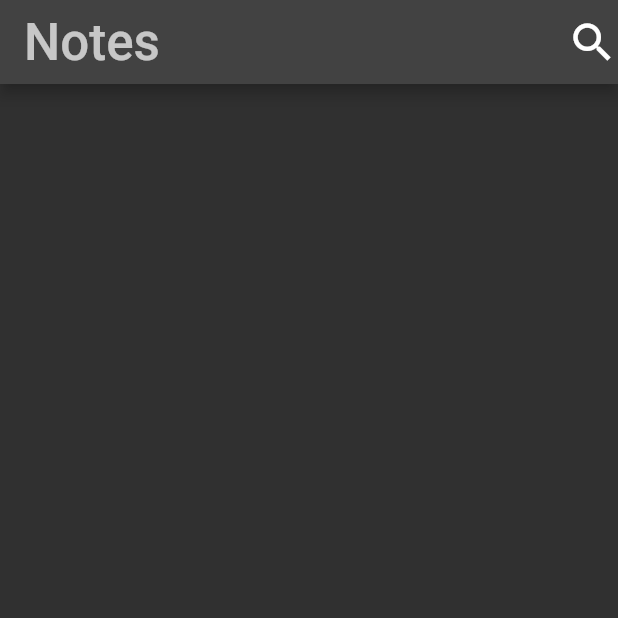
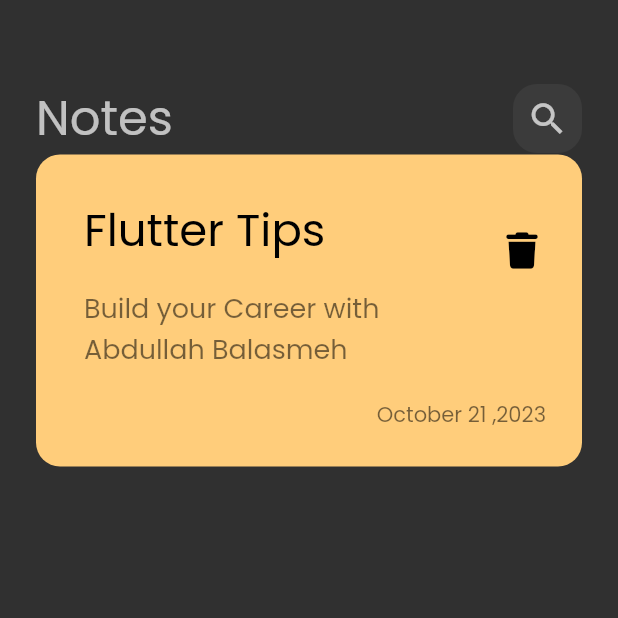
Before and after one commit to Abdullah-Balasmeh/notes_app, a Flutter app: the screen it shows after launch, on a phone screen of 412 x 824 dp, the top half of it. Run offline on Flutter 3.47's test engine with Material 2 defaults, Android fonts, the phone set to English and light mode, and no system bars; our stand-ins replace font_awesome_flutter.

Commit message:
NotesItem

```diff
--- a/lib/main.dart
+++ b/lib/main.dart
@@ -13,7 +13,7 @@ class NotesApp extends StatelessWidget {
   Widget build(BuildContext context) {
     return MaterialApp(
       debugShowCheckedModeBanner: false,
-      theme: ThemeData.dark(),
+      theme: ThemeData(brightness: Brightness.dark, fontFamily: 'Poppins'),
       home: NotesViews(),
     );
   }
--- a/lib/views/notes_view.dart
+++ b/lib/views/notes_view.dart
@@ -1,23 +1,13 @@
 import 'package:flutter/material.dart';
+import 'package:notesapp/widgets/notesview_body.dart';
 
 class NotesViews extends StatelessWidget {
   const NotesViews({super.key});
 
   @override
   Widget build(BuildContext context) {
-    return Scaffold(
-      appBar: AppBar(
-        title: const Text(
-          'Notes',
-          style: TextStyle(color: Colors.white70, fontSize: 34),
-        ),
-        actions: [
-          Icon(
-            Icons.search,
-            size: 34,
-          )
-        ],
-      ),
+    return const Scaffold(
+      body: NotesViewsBody(),
     );
   }
 }
--- /dev/null
+++ b/lib/widgets/custom_appbar.dart
@@ -0,0 +1,23 @@
+import 'package:flutter/material.dart';
+import 'package:notesapp/widgets/cutom_search_icon.dart';
+
+class CutsomAppBar extends StatelessWidget {
+  const CutsomAppBar({super.key});
+
+  @override
+  Widget build(BuildContext context) {
+    return const Row(
+      children: [
+        Text(
+          'Notes',
+          style: TextStyle(
+            color: Colors.white70,
+            fontSize: 32,
+          ),
+        ),
+        Spacer(),
+        CustomSearchIcon()
+      ],
+    );
+  }
+}
--- /dev/null
+++ b/lib/widgets/custom_note_item.dart
@@ -0,0 +1,52 @@
+import 'package:flutter/material.dart';
+import 'package:font_awesome_flutter/font_awesome_flutter.dart';
+
+class NotesItem extends StatelessWidget {
+  const NotesItem({super.key});
+
+  @override
+  Widget build(BuildContext context) {
+    return Container(
+      padding: const EdgeInsets.only(
+        top: 24,
+        bottom: 24,
+        left: 16,
+      ),
+      decoration: BoxDecoration(
+        color: const Color(0xffFFCD7B),
+        borderRadius: BorderRadius.circular(16),
+      ),
+      child: Column(
+        crossAxisAlignment: CrossAxisAlignment.end,
+        children: [
+          ListTile(
+            title: const Text(
+              'Flutter Tips',
+              style: TextStyle(color: Colors.black, fontSize: 30),
+            ),
+            subtitle: const Padding(
+              padding: EdgeInsets.only(top: 16),
+              child: Text(
+                'Build your Career with Abdullah Balasmeh',
+                style: TextStyle(color: Colors.black54, fontSize: 18),
+              ),
+            ),
+            trailing: IconButton(
+              onPressed: () {},
+              icon: const Icon(
+                FontAwesomeIcons.trash,
+                color: Colors.black,
+                size: 24,
+              ),
+            ),
+          ),
+          const Padding(
+            padding: EdgeInsets.only(right: 24, top: 16),
+            child: Text('October 21 ,2023',
+                style: TextStyle(color: Colors.black54)),
+          )
+        ],
+      ),
+    );
+  }
+}
--- /dev/null
+++ b/lib/widgets/cutom_search_icon.dart
@@ -0,0 +1,23 @@
+import 'package:flutter/material.dart';
+
+class CustomSearchIcon extends StatelessWidget {
+  const CustomSearchIcon({super.key});
+
+  @override
+  Widget build(BuildContext context) {
+    return Container(
+      height: 46,
+      width: 46,
+      decoration: BoxDecoration(
+          color: Colors.white.withOpacity(.05),
+          borderRadius: BorderRadius.circular(16)),
+      child: const Center(
+        child: Icon(
+          Icons.search,
+          size: 28,
+          color: Colors.white70,
+        ),
+      ),
+    );
+  }
+}
--- /dev/null
+++ b/lib/widgets/notesview_body.dart
@@ -0,0 +1,26 @@
+import 'package:flutter/material.dart';
+
+import 'package:notesapp/widgets/custom_appbar.dart';
+import 'package:notesapp/widgets/custom_note_item.dart';
+
+class NotesViewsBody extends StatelessWidget {
+  const NotesViewsBody({super.key});
+
+  @override
+  Widget build(BuildContext context) {
+    return const Padding(
+      padding: EdgeInsets.symmetric(
+        horizontal: 24,
+      ),
+      child: Column(
+        children: [
+          SizedBox(
+            height: 55,
+          ),
+          CutsomAppBar(),
+          NotesItem(),
+        ],
+      ),
+    );
+  }
+}
```
Also changed, not shown: pubspec.yaml (+10 -26 lines), assets/fonts/Poppins-Regular.ttf (added), pubspec.lock.
